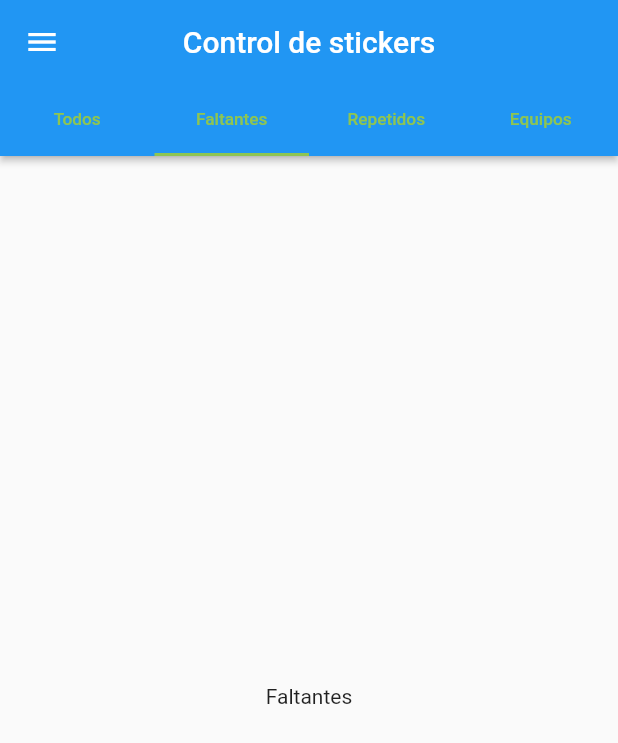
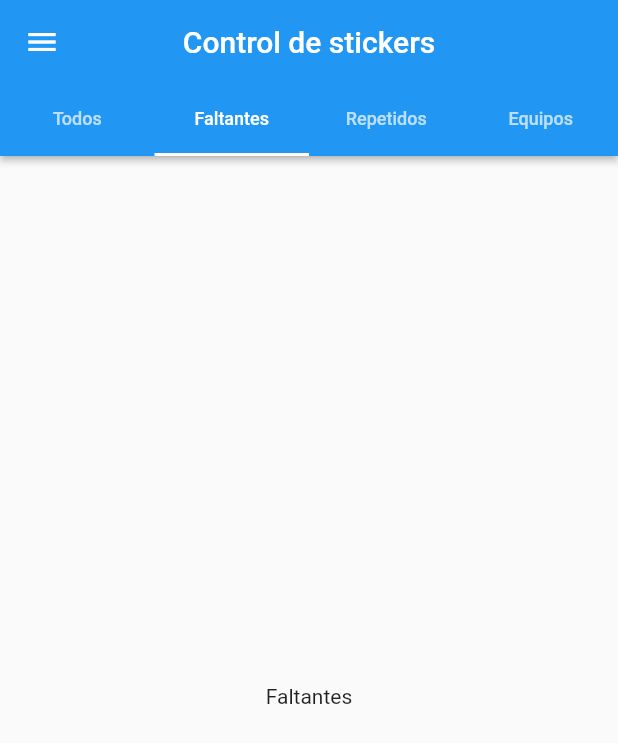
Before and after one commit to david98pp/album_control, a Flutter app: the screen it shows after launch, tab 2 chosen, on a phone screen of 412 x 824 dp. Shown: the top 743 px of the screen. Run offline on Flutter 3.47's test engine with Material 2 defaults, Android fonts, the phone set to English and light mode, and no system bars.

Commit message:
Add list stickers

```diff
--- a/lib/main.dart
+++ b/lib/main.dart
@@ -1,3 +1,4 @@
+import 'package:album_control/model/sticker_model.dart';
 import 'package:flutter/material.dart';
 
 void main() {
@@ -29,10 +30,12 @@ class MyHomePage extends StatefulWidget {
 class _MyHomePageState extends State<MyHomePage> {
   @override
   Widget build(BuildContext context) {
+    List<Sticker> listSticker = List<Sticker>.generate(801, (int index) => Sticker.params(index, '', 'A', 0));
     return DefaultTabController(
       length: 4,
       child: Scaffold(
-        drawer: Drawer(
+        drawer: SafeArea(
+          child: Drawer(
             child: ListView(
               // padding: EdgeInsets.zero,
               children: [
@@ -57,15 +60,13 @@ class _MyHomePageState extends State<MyHomePage> {
               ],
             ),
           ),
+        ),
         appBar: AppBar(
           title: const Text('Control de stickers'),
           centerTitle: true,
           elevation: 2,
           bottom: const TabBar(
-            unselectedLabelColor: Color(0xFF8EC552),
-            indicatorColor: Color(0xFF8EC552),
-            labelColor: Color(0xFF8EC552),
-            labelStyle: TextStyle(fontSize: 11.5),
+            labelStyle: TextStyle(fontSize: 12),
             tabs: [
               Tab(text: "Todos"),
               Tab(text: "Faltantes"),
@@ -76,13 +77,20 @@ class _MyHomePageState extends State<MyHomePage> {
         ),
         body: TabBarView(
           children: <Widget>[
-            Center(
-              //TODO ListView to GridView
-              child: ListView.builder(
-                itemCount: 256,
-                itemBuilder: (context, index) {
-                  return Container();
-                },
+            Padding(
+              padding: const EdgeInsets.only(right: 8.0, bottom: 8.0),
+              child: GridView.builder(
+                itemCount: listSticker.length,
+                itemBuilder: (context, index) => Stack(
+                  children: [
+                    Align(alignment: Alignment.center, child: Text(listSticker[index].number.toString())),
+                    Align(
+                      alignment: Alignment.bottomRight,
+                      child: Text(listSticker[index].repeated.toString(), style: const TextStyle(fontSize: 12.0)),
+                    )
+                  ],
+                ),
+                gridDelegate: const SliverGridDelegateWithFixedCrossAxisCount(crossAxisCount: 5),
               ),
             ),
             const Center(
--- /dev/null
+++ b/lib/model/sticker_model.dart
@@ -0,0 +1,12 @@
+import 'package:flutter/material.dart';
+
+class Sticker with ChangeNotifier {
+  int number = 0;
+  String team = '';
+  String group = '';
+  int repeated = 0;
+
+  Sticker.params(this.number, this.team, this.group, this.repeated);
+
+  Sticker();
+}
--- a/pubspec.yaml
+++ b/pubspec.yaml
@@ -34,6 +34,7 @@ dependencies:
   # The following adds the Cupertino Icons font to your application.
   # Use with the CupertinoIcons class for iOS style icons.
   cupertino_icons: ^1.0.2
+  provider: ^6.0.3
 
 dev_dependencies:
   flutter_test:
```
Also changed, not shown: pubspec.lock. Lines whose indentation alone changed are shown as unchanged.
